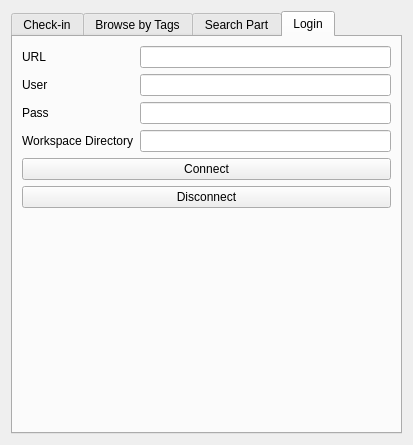
First picture: the form in taack-plm.ui, repository Taack/taack-plm-freecad, before the edit.
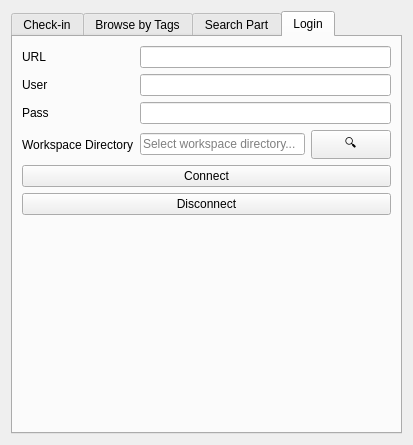
Second picture: the form after the edit. The open tabs and pages were chosen to show the change.

Commit message:
Added a directory browse button
Added a directory browse button for the workspace setting

The edit to the form file:
```diff
--- a/taack-plm.ui
+++ b/taack-plm.ui
@@ -248,9 +248,27 @@
          </property>
         </widget>
        </item>
-       <item row="3" column="1">
-        <widget class="QLineEdit" name="workspaceEdit"/>
-       </item>
+      <item row="3" column="1">
+       <layout class="QHBoxLayout" name="workspaceLayout">
+        <item>
+         <widget class="QLineEdit" name="workspaceEdit">
+          <property name="placeholderText">
+           <string>Select workspace directory...</string>
+          </property>
+         </widget>
+        </item>
+        <item>
+         <widget class="QPushButton" name="workspaceBrowseButton">
+          <property name="text">
+           <string>🔍</string>
+          </property>
+          <property name="toolTip">
+           <string>Select workspace directory</string>
+          </property>
+         </widget>
+        </item>
+       </layout>
+      </item>
        <item row="0" column="1">
         <widget class="QLineEdit" name="urlEdit"/>
        </item>
```
